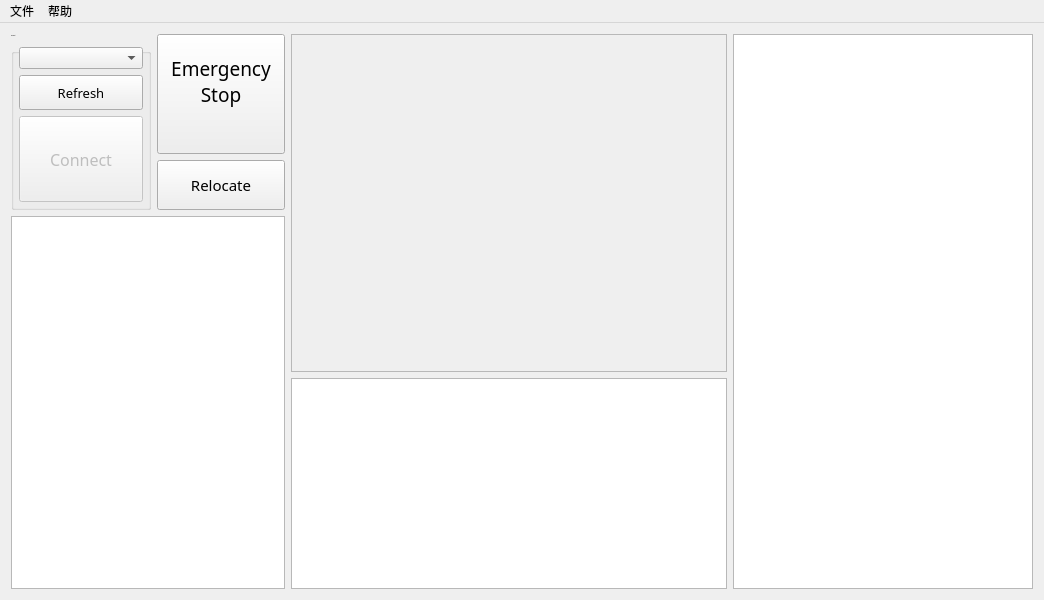
Qt form SimpleActionPlayer/mainwindow.ui (SimonLeeCHN/RailTranser-Studio) before a commit.
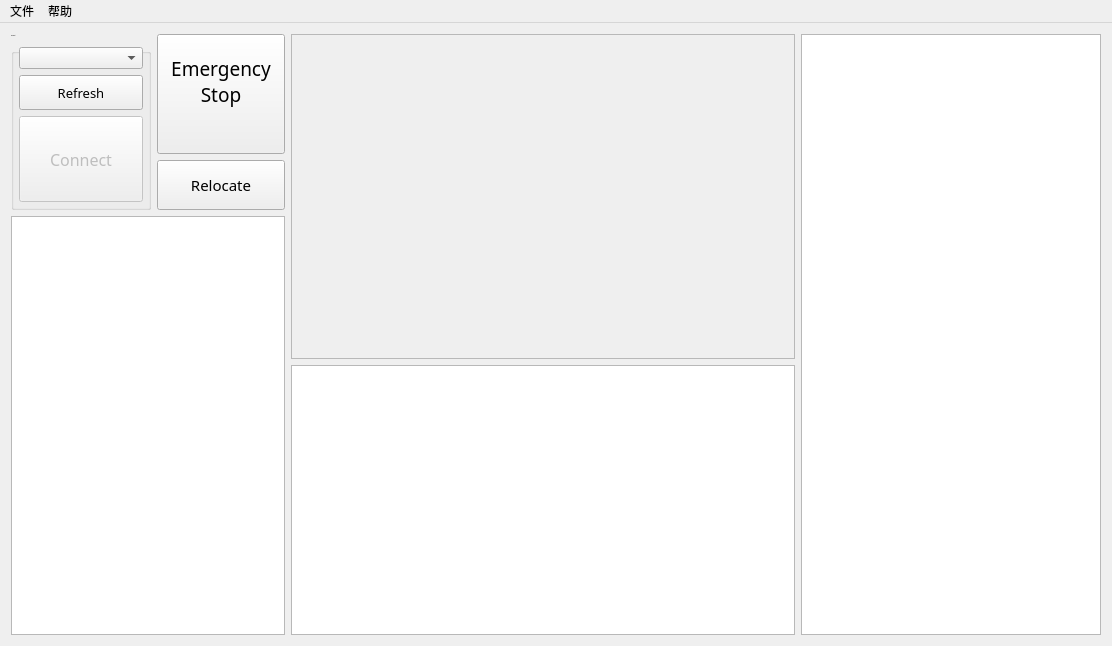
The same form after that commit. Icons and pictures are not drawn. Custom widgets are drawn as their Qt base class.

Diff of the .ui file:
```diff
--- a/SimpleActionPlayer/mainwindow.ui
+++ b/SimpleActionPlayer/mainwindow.ui
@@ -6,8 +6,8 @@
    <rect>
     <x>0</x>
     <y>0</y>
-    <width>1044</width>
-    <height>600</height>
+    <width>1112</width>
+    <height>646</height>
    </rect>
   </property>
   <property name="sizePolicy">
@@ -1319,7 +1319,7 @@
         <property name="minimumSize">
          <size>
           <width>431</width>
-          <height>211</height>
+          <height>270</height>
          </size>
         </property>
         <property name="font">
@@ -1387,8 +1387,8 @@
     <rect>
      <x>0</x>
      <y>0</y>
-     <width>1044</width>
-     <height>28</height>
+     <width>1112</width>
+     <height>31</height>
     </rect>
    </property>
    <widget class="QMenu" name="MENU_file">
```
